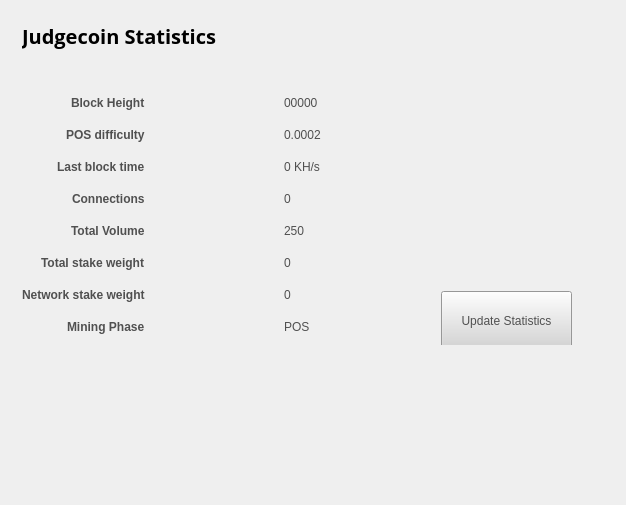
Before: the Qt Designer form src/qt/forms/statisticspage.ui in judgecrypto/judgecoin, drawn with Qt 5.
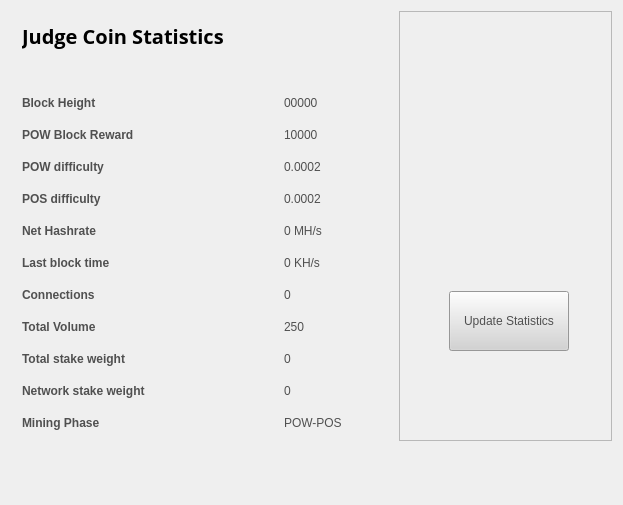
After: the same form once the commit is applied. Icons and pictures are not drawn.

Patch:
```diff
--- a/src/qt/forms/statisticspage.ui
+++ b/src/qt/forms/statisticspage.ui
@@ -9,7 +9,7 @@
    <rect>
     <x>0</x>
     <y>0</y>
-    <width>626</width>
+    <width>623</width>
     <height>505</height>
    </rect>
   </property>
@@ -32,15 +32,18 @@
        <height>0</height>
       </size>
      </property>
+     <property name="frameShape">
+      <enum>QFrame::StyledPanel</enum>
+     </property>
      <property name="frameShadow">
       <enum>QFrame::Raised</enum>
      </property>
      <widget class="QPushButton" name="startButton">
       <property name="geometry">
        <rect>
-        <x>39</x>
+        <x>50</x>
         <y>280</y>
-        <width>131</width>
+        <width>120</width>
         <height>60</height>
        </rect>
       </property>
@@ -90,12 +93,6 @@
         <property name="fieldGrowthPolicy">
          <enum>QFormLayout::FieldsStayAtSizeHint</enum>
         </property>
-        <property name="labelAlignment">
-         <set>Qt::AlignRight|Qt::AlignTrailing|Qt::AlignVCenter</set>
-        </property>
-        <property name="formAlignment">
-         <set>Qt::AlignLeading|Qt::AlignLeft|Qt::AlignTop</set>
-        </property>
         <property name="horizontalSpacing">
          <number>139</number>
         </property>
@@ -120,20 +117,55 @@
          </widget>
         </item>
         <item row="2" column="0">
+         <widget class="QLabel" name="label_12">
+          <property name="text">
+           <string>&lt;html&gt;&lt;head/&gt;&lt;body&gt;&lt;p&gt;&lt;span style=&quot; font-weight:600;&quot;&gt;POW Block Reward&lt;/span&gt;&lt;/p&gt;&lt;/body&gt;&lt;/html&gt;</string>
+          </property>
+         </widget>
+        </item>
+        <item row="2" column="1">
+         <widget class="QLabel" name="rewardBox">
+          <property name="text">
+           <string>10000</string>
+          </property>
+         </widget>
+        </item>
+        <item row="3" column="0">
+         <widget class="QLabel" name="label_13">
+          <property name="text">
+           <string>&lt;html&gt;&lt;head/&gt;&lt;body&gt;&lt;p&gt;&lt;span style=&quot; font-weight:600;&quot;&gt;POW difficulty&lt;/span&gt;&lt;/p&gt;&lt;/body&gt;&lt;/html&gt;</string>
+          </property>
+         </widget>
+        </item>
+        <item row="3" column="1">
+         <widget class="QLabel" name="diffBox">
+          <property name="text">
+           <string>0.0002</string>
+          </property>
+         </widget>
+        </item>
+        <item row="4" column="0">
          <widget class="QLabel" name="label_9">
           <property name="text">
            <string>&lt;html&gt;&lt;head/&gt;&lt;body&gt;&lt;p&gt;&lt;span style=&quot; font-weight:600;&quot;&gt;POS difficulty&lt;/span&gt;&lt;/p&gt;&lt;/body&gt;&lt;/html&gt;</string>
           </property>
          </widget>
         </item>
-        <item row="2" column="1">
+        <item row="4" column="1">
          <widget class="QLabel" name="diffBox2">
           <property name="text">
            <string>0.0002</string>
           </property>
          </widget>
         </item>
-        <item row="3" column="0">
+        <item row="5" column="1">
+         <widget class="QLabel" name="pawrateBox">
+          <property name="text">
+           <string>0 MH/s</string>
+          </property>
+         </widget>
+        </item>
+        <item row="6" column="0">
          <widget class="QLabel" name="label3_2">
           <property name="sizePolicy">
            <sizepolicy hsizetype="Preferred" vsizetype="Maximum">
@@ -146,80 +178,87 @@
           </property>
          </widget>
         </item>
-        <item row="3" column="1">
+        <item row="6" column="1">
          <widget class="QLabel" name="localBox">
           <property name="text">
            <string>0 KH/s</string>
           </property>
          </widget>
         </item>
-        <item row="4" column="0">
+        <item row="7" column="0">
          <widget class="QLabel" name="label1_2">
           <property name="text">
            <string>&lt;html&gt;&lt;head/&gt;&lt;body&gt;&lt;p&gt;&lt;span style=&quot; font-weight:600;&quot;&gt;Connections&lt;/span&gt;&lt;/p&gt;&lt;/body&gt;&lt;/html&gt;</string>
           </property>
          </widget>
         </item>
-        <item row="4" column="1">
+        <item row="7" column="1">
          <widget class="QLabel" name="connectionBox">
           <property name="text">
            <string>0</string>
           </property>
          </widget>
         </item>
-        <item row="5" column="0">
+        <item row="8" column="0">
          <widget class="QLabel" name="label_8">
           <property name="text">
            <string>&lt;html&gt;&lt;head/&gt;&lt;body&gt;&lt;p&gt;&lt;span style=&quot; font-weight:600;&quot;&gt;Total Volume&lt;/span&gt;&lt;/p&gt;&lt;/body&gt;&lt;/html&gt;</string>
           </property>
          </widget>
         </item>
-        <item row="5" column="1">
+        <item row="8" column="1">
          <widget class="QLabel" name="volumeBox">
           <property name="text">
            <string>250</string>
           </property>
          </widget>
         </item>
-        <item row="6" column="0">
+        <item row="9" column="0">
          <widget class="QLabel" name="label_10">
           <property name="text">
            <string>&lt;html&gt;&lt;head/&gt;&lt;body&gt;&lt;p&gt;&lt;span style=&quot; font-weight:600;&quot;&gt;Total stake weight&lt;/span&gt;&lt;/p&gt;&lt;/body&gt;&lt;/html&gt;</string>
           </property>
          </widget>
         </item>
-        <item row="6" column="1">
+        <item row="9" column="1">
          <widget class="QLabel" name="minBox">
           <property name="text">
            <string>0</string>
           </property>
          </widget>
         </item>
-        <item row="7" column="0">
+        <item row="10" column="0">
          <widget class="QLabel" name="label_11">
           <property name="text">
            <string>&lt;html&gt;&lt;head/&gt;&lt;body&gt;&lt;p&gt;&lt;span style=&quot; font-weight:600;&quot;&gt;Network stake weight&lt;/span&gt;&lt;/p&gt;&lt;/body&gt;&lt;/html&gt;</string>
           </property>
          </widget>
         </item>
-        <item row="7" column="1">
+        <item row="10" column="1">
          <widget class="QLabel" name="maxBox">
           <property name="text">
            <string>0</string>
           </property>
          </widget>
         </item>
-        <item row="8" column="0">
+        <item row="11" column="0">
          <widget class="QLabel" name="label_15">
           <property name="text">
            <string>&lt;html&gt;&lt;head/&gt;&lt;body&gt;&lt;p&gt;&lt;span style=&quot; font-weight:600;&quot;&gt;Mining Phase&lt;/span&gt;&lt;/p&gt;&lt;/body&gt;&lt;/html&gt;</string>
           </property>
          </widget>
         </item>
-        <item row="8" column="1">
+        <item row="11" column="1">
          <widget class="QLabel" name="cBox">
           <property name="text">
-           <string>POS</string>
+           <string>POW-POS</string>
+          </property>
+         </widget>
+        </item>
+        <item row="5" column="0">
+         <widget class="QLabel" name="label_16">
+          <property name="text">
+           <string>&lt;html&gt;&lt;head/&gt;&lt;body&gt;&lt;p&gt;&lt;span style=&quot; font-weight:600;&quot;&gt;Net Hashrate&lt;/span&gt;&lt;/p&gt;&lt;/body&gt;&lt;/html&gt;</string>
           </property>
          </widget>
         </item>
@@ -238,7 +277,7 @@
            </font>
           </property>
           <property name="text">
-           <string>&lt;html&gt;&lt;head/&gt;&lt;body&gt;&lt;p&gt;&lt;span style=&quot; font-size:20px; font-weight:600; color:#000000;&quot;&gt;Judgecoin Statistics&lt;/span&gt;&lt;/p&gt;&lt;/body&gt;&lt;/html&gt;</string>
+           <string>&lt;html&gt;&lt;head/&gt;&lt;body&gt;&lt;p&gt;&lt;span style=&quot; font-size:20px; font-weight:600; color:#000000;&quot;&gt;Judge Coin Statistics&lt;/span&gt;&lt;/p&gt;&lt;/body&gt;&lt;/html&gt;</string>
           </property>
          </widget>
         </item>
```
